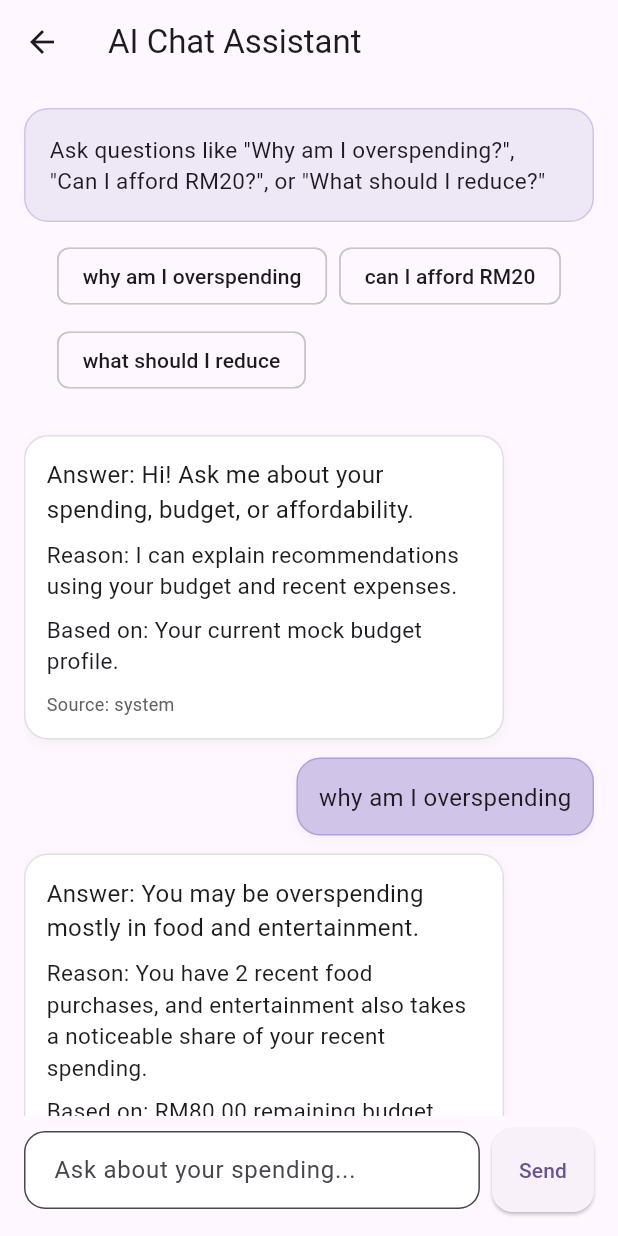
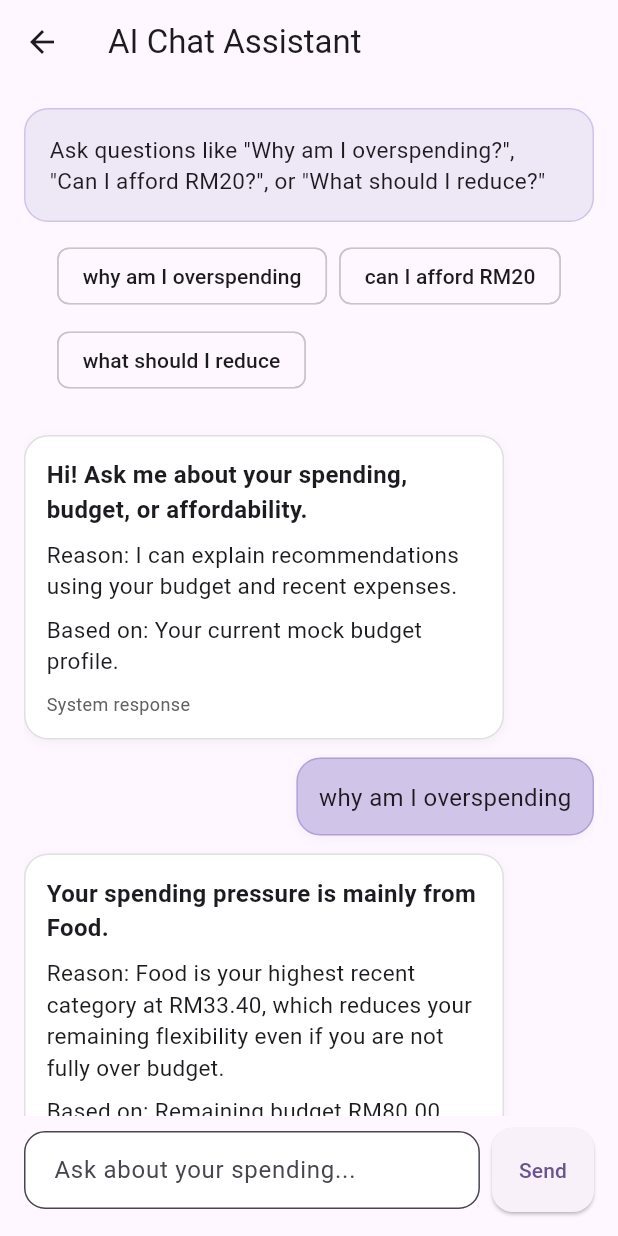
Before and after one commit to MuhdFariq/ai_spending_decision_assistant, a Flutter app: the AiChatScreen screen opened directly, after a tap on "why am I overspending", on a phone screen of 412 x 824 dp. Run offline on Flutter 3.47's test engine with Material 3 defaults, Android fonts, the light colour scheme and no system bars; our stand-ins replace cloud_firestore, firebase_analytics, firebase_auth, firebase_core, flutter_dotenv; accounts and stored records are empty; generated files the repository leaves out were written again; network calls fail.

Commit message:
Polish chat AI fallback and affordability parsing

```diff
--- a/lib/screens/ai_chat_screen.dart
+++ b/lib/screens/ai_chat_screen.dart
@@ -184,15 +184,25 @@ class _AiChatScreenState extends State<AiChatScreen> {
     return Column(
       crossAxisAlignment: CrossAxisAlignment.start,
       children: [
-        Text('Answer: $answer', style: const TextStyle(fontSize: 16)),
+        Text(
+          answer,
+          style: const TextStyle(fontSize: 16, fontWeight: FontWeight.w600),
+        ),
         const SizedBox(height: 8),
-        Text('Reason: $reason', style: const TextStyle(fontSize: 15)),
+        Text(
+          'Reason: ${reason.length > 180 ? '${reason.substring(0, 180)}...' : reason}',
+          style: const TextStyle(fontSize: 15),
+        ),
         const SizedBox(height: 8),
         Text('Based on: $basedOn', style: const TextStyle(fontSize: 15)),
         if (source != null && source.isNotEmpty) ...[
           const SizedBox(height: 10),
           Text(
-            'Source: $source',
+            source == 'glm'
+                ? 'AI response'
+                : source == 'glm_failed'
+                    ? 'AI fallback response'
+                    : 'System response',
             style: TextStyle(fontSize: 12, color: Colors.grey.shade700),
           ),
         ],
--- a/lib/services/glm_service.dart
+++ b/lib/services/glm_service.dart
@@ -76,7 +76,7 @@ class GLMService {
               headers: const {'Content-Type': 'application/json'},
               body: jsonEncode(payload),
             )
-            .timeout(const Duration(seconds: 25));
+            .timeout(const Duration(seconds: 40));
 
         if (response.statusCode != 200) {
           continue;
--- a/lib/services/insight_service.dart
+++ b/lib/services/insight_service.dart
@@ -1,52 +1,92 @@
 import 'explainability_service.dart';
 
 class InsightService {
-
-  // simple rule-based responses used when AI API is not available
   static String generateFallbackResponse({
     required String text,
     required double remainingBudget,
     required List<Map<String, dynamic>> recentExpenses,
   }) {
     final lowerText = text.toLowerCase();
-    final expenseTitles = recentExpenses
-        .map((expense) => expense['title']?.toString() ?? '')
-        .where((title) => title.isNotEmpty)
-        .toList();
-
-    final foodExpenses = recentExpenses
-        .where((expense) => expense['category'] == 'Food')
-        .toList();
 
     final totalRecentSpending = recentExpenses.fold<double>(
       0.0,
-      (sum, expense) => sum + (expense['amount'] as double),
+      (sum, expense) => sum + ((expense['amount'] as num?)?.toDouble() ?? 0.0),
     );
 
-    final primaryTitle =
-        expenseTitles.isNotEmpty ? expenseTitles.first : 'recent expenses';
-    final secondaryTitle = expenseTitles.length > 3
-        ? expenseTitles[3]
-        : (expenseTitles.length > 1 ? expenseTitles[1] : primaryTitle);
-    final spendingExamples = expenseTitles.take(3).join(', ');
+    final categoryTotals = <String, double>{};
+    for (final expense in recentExpenses) {
+      final category = expense['category']?.toString() ?? 'Other';
+      final amount = ((expense['amount'] as num?)?.toDouble() ?? 0.0);
+      categoryTotals[category] = (categoryTotals[category] ?? 0.0) + amount;
+    }
+
+    final sortedCategories = categoryTotals.entries.toList()
+      ..sort((a, b) => b.value.compareTo(a.value));
+
+    final topCategory =
+        sortedCategories.isNotEmpty ? sortedCategories.first.key : 'recent spending';
+    final topAmount =
+        sortedCategories.isNotEmpty ? sortedCategories.first.value : 0.0;
+
+    double? requestedAmount;
+
+    // Supports: "RM20", "rm 20", and "can I afford 20"
+    final amountMatch = RegExp(
+      r'(?:rm\s*)?(\d+(\.\d+)?)',
+      caseSensitive: false,
+    ).firstMatch(text);
+
+    if (amountMatch != null) {
+      requestedAmount = double.tryParse(amountMatch.group(1)!);
+    }
+
+    if (lowerText.contains('afford')) {
+      if (requestedAmount == null) {
+        return ExplainabilityService.formatResponse(
+          answer: 'I need the purchase amount to judge affordability.',
+          reason: 'The question asks about affordability, but no RM amount was detected.',
+          basedOn: 'Remaining budget RM${remainingBudget.toStringAsFixed(2)}.',
+        );
+      }
+
+      final balanceAfter = remainingBudget - requestedAmount;
+
+      if (requestedAmount > remainingBudget) {
+        return ExplainabilityService.formatResponse(
+          answer: 'No, this purchase is not affordable right now.',
+          reason:
+              'RM${requestedAmount.toStringAsFixed(2)} is higher than your remaining budget of RM${remainingBudget.toStringAsFixed(2)}.',
+          basedOn:
+              'Purchase RM${requestedAmount.toStringAsFixed(2)}, remaining budget RM${remainingBudget.toStringAsFixed(2)}.',
+        );
+      }
+
+      if (balanceAfter < remainingBudget * 0.25) {
+        return ExplainabilityService.formatResponse(
+          answer: 'Be careful, you can afford it but it leaves little room.',
+          reason:
+              'After spending RM${requestedAmount.toStringAsFixed(2)}, you would only have RM${balanceAfter.toStringAsFixed(2)} left.',
+          basedOn:
+              'Purchase RM${requestedAmount.toStringAsFixed(2)}, remaining budget RM${remainingBudget.toStringAsFixed(2)}.',
+        );
+      }
+
+      return ExplainabilityService.formatResponse(
+        answer: 'Yes, this purchase looks affordable.',
+        reason:
+            'After spending RM${requestedAmount.toStringAsFixed(2)}, you would still have RM${balanceAfter.toStringAsFixed(2)} remaining.',
+        basedOn:
+            'Purchase RM${requestedAmount.toStringAsFixed(2)}, remaining budget RM${remainingBudget.toStringAsFixed(2)}.',
+      );
+    }
 
     if (lowerText.contains('why') && lowerText.contains('overspend')) {
       return ExplainabilityService.formatResponse(
-        answer: 'You may be overspending mostly in food and entertainment.',
+        answer: 'Your spending pressure is mainly from $topCategory.',
         reason:
-            'You have ${foodExpenses.length} recent food purchases, and entertainment also takes a noticeable share of your recent spending.',
+            '$topCategory is your highest recent category at RM${topAmount.toStringAsFixed(2)}, which reduces your remaining flexibility even if you are not fully over budget.',
         basedOn:
-            'RM${remainingBudget.toStringAsFixed(2)} remaining budget, RM${totalRecentSpending.toStringAsFixed(2)} recent spending, including items like $primaryTitle and $secondaryTitle.',
-      );
-    }
-
-    if (lowerText.contains('afford')) {
-      return ExplainabilityService.formatResponse(
-        answer: 'Be careful with this purchase.',
-        reason:
-            'Your remaining budget is RM${remainingBudget.toStringAsFixed(2)}, so extra spending gives you less room for upcoming needs.',
-        basedOn:
-            'Current remaining budget and ${recentExpenses.length} recent expenses.',
+            'Remaining budget RM${remainingBudget.toStringAsFixed(2)}, recent spending RM${totalRecentSpending.toStringAsFixed(2)}.',
       );
     }
 
@@ -54,31 +94,20 @@ class InsightService {
         lowerText.contains('cut down') ||
         lowerText.contains('save')) {
       return ExplainabilityService.formatResponse(
-        answer: 'You should consider reducing food and entertainment spending first.',
+        answer: 'Reduce $topCategory spending first.',
         reason:
-            'These categories appear most often in your recent transactions and are usually the easiest place to trim non-essential costs.',
+            '$topCategory is your largest recent spending category at RM${topAmount.toStringAsFixed(2)}, so reducing it will have the biggest immediate impact.',
         basedOn:
-            'Recent categories include Food, Transport, and Entertainment, with Food appearing most frequently.',
-      );
-    }
-
-    if (lowerText.contains('spending')) {
-      return ExplainabilityService.formatResponse(
-        answer: 'Your spending looks active, especially in day-to-day purchases.',
-        reason:
-            'Repeated small purchases can add up quickly, even when each one feels manageable.',
-        basedOn:
-            spendingExamples.isNotEmpty
-                ? 'Recent expenses such as $spendingExamples.'
-                : 'Your recent expense history.',
+            'Category totals from ${recentExpenses.length} recent expense records.',
       );
     }
 
     return ExplainabilityService.formatResponse(
-      answer:
-          'I can help with overspending analysis, affordability checks, and ways to reduce spending.',
-      reason: 'I can give better guidance when your question is more specific.',
-      basedOn: 'Current mock budget and recent expense data.',
+      answer: 'Your spending is within budget, but your remaining buffer is limited.',
+      reason:
+          'You have RM${remainingBudget.toStringAsFixed(2)} remaining, while recent spending totals RM${totalRecentSpending.toStringAsFixed(2)}.',
+      basedOn:
+          'Current budget and ${recentExpenses.length} recent expenses.',
     );
   }
 }
```
Also changed, not shown: 1 other file.
